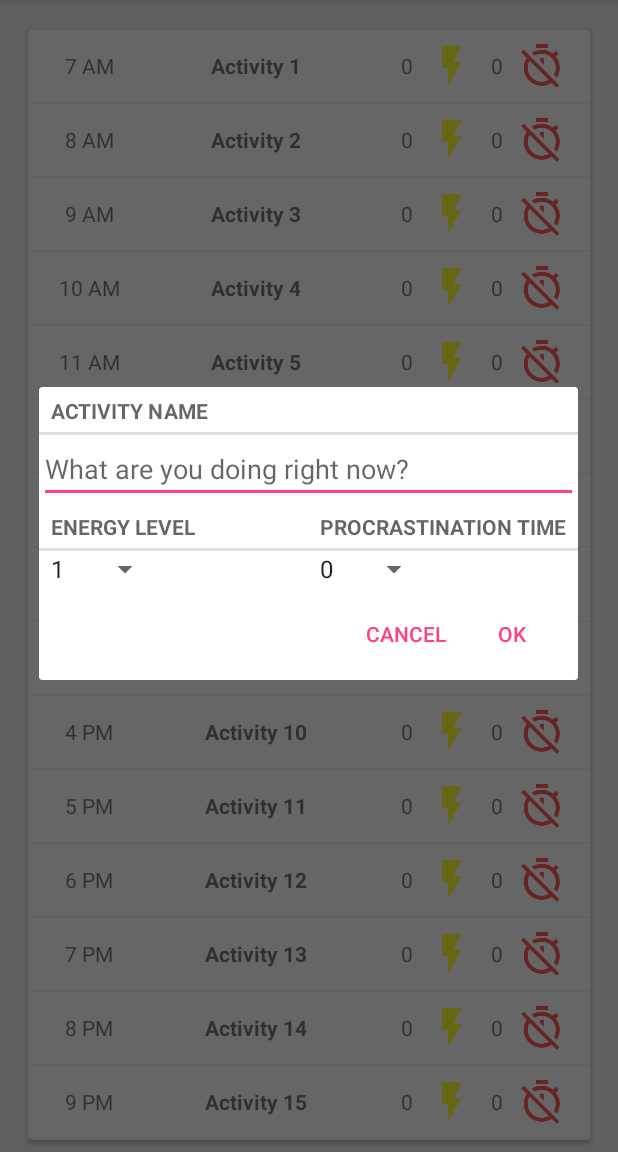
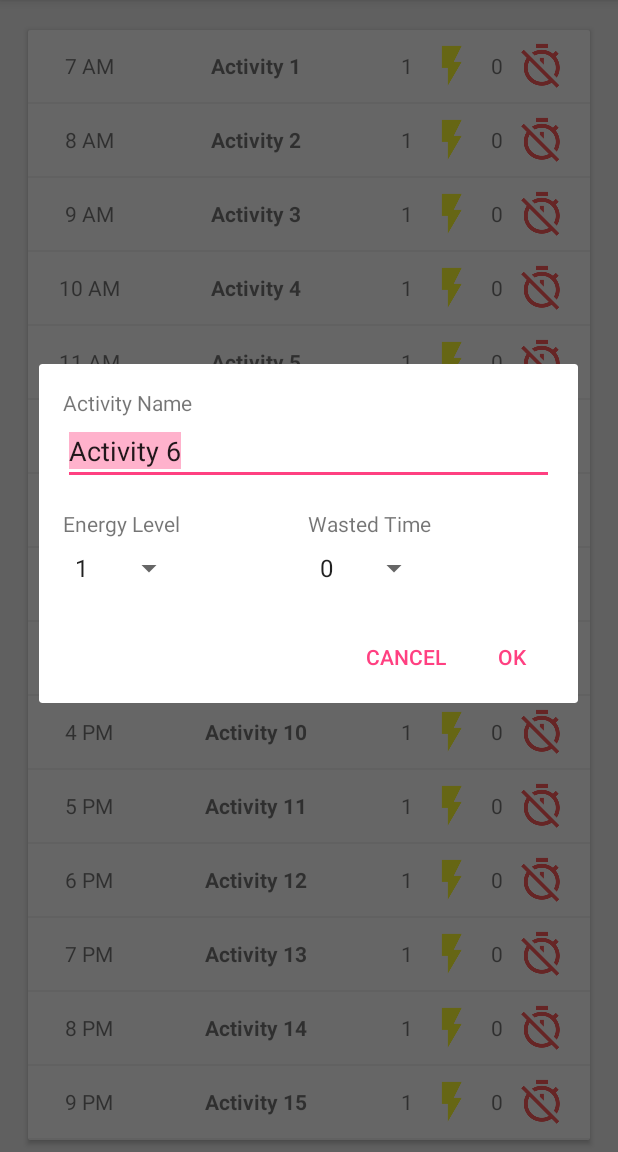
Before and after one commit to ohjoseph/PrimeTime, an Android app: the screen it shows after launch (MainActivity), after a tap on "12 PM", on a phone screen of 412 x 824 dp, the part 84-1236 px from its top. Run offline under Robolectric (Android 15) with nearby library versions, the phone set to English and light mode, and no system bars.

Commit message:
Add TimeSlot Database for current day

```diff
--- a/app/build.gradle
+++ b/app/build.gradle
@@ -29,7 +29,7 @@ dependencies {
     compile fileTree(include: ['*.jar'], dir: 'libs')
     compile 'com.android.support.constraint:constraint-layout:1.0.0-alpha1'
     compile 'com.android.support:support-v4:22.2.1'
-    compile 'com.android.support:recyclerview-v7:22.1.0'
+    compile 'com.android.support:recyclerview-v7:23.4.0'
     compile 'com.android.support:cardview-v7:22.2.1'
     compile 'com.android.support:appcompat-v7:22.2.1'
     testCompile 'junit:junit:4.12'
--- a/app/src/main/java/com/practice/android/primetime/TimeLab.java
+++ b/app/src/main/java/com/practice/android/primetime/TimeLab.java
@@ -4,6 +4,7 @@ import android.content.ContentValues;
 import android.content.Context;
 import android.database.Cursor;
 import android.database.sqlite.SQLiteDatabase;
+import android.preference.PreferenceManager;
 
 import com.practice.android.primetime.database.TimeBaseHelper;
 import com.practice.android.primetime.database.TimeCursorWrapper;
@@ -19,6 +20,7 @@ import java.util.UUID;
 
 public class TimeLab {
     private static TimeLab sTimeLab;
+    private static final String PREF_NEW_DAY = "newDay";
 
     private Context mContext;
     private SQLiteDatabase mDatabase;
@@ -28,7 +30,7 @@ public class TimeLab {
      *******/
     private TimeLab(Context context) {
         // Create Database
-        mContext = context;
+        mContext = context.getApplicationContext();
         mDatabase = new TimeBaseHelper(mContext).getWritableDatabase();
         makeHours();
     }
@@ -120,14 +122,25 @@ public class TimeLab {
     }
 
     private void makeHours() {
+        // Check if time slots already made for that day
+        boolean newDay = PreferenceManager.getDefaultSharedPreferences(mContext)
+                .getBoolean(PREF_NEW_DAY, true);
+        if (newDay) {
+            // Create time slots
             UUID dayId = TimeSlot.TODAY_ID;
             for (int i = 7; i <= 23; i++) {
-            TimeSlot ts = new TimeSlot(dayId, i, "Activity " + (i-6));
+                TimeSlot ts = new TimeSlot(dayId, i, "Activity " + (i - 6));
                 addTimeSlot(ts);
             }
             for (int i = 0; i < 7; i++) {
-            TimeSlot ts = new TimeSlot(dayId, i, "Activity " + (i+18));
+                TimeSlot ts = new TimeSlot(dayId, i, "Activity " + (i + 18));
                 addTimeSlot(ts);
+            }
+            // Set newDay false
+            PreferenceManager.getDefaultSharedPreferences(mContext)
+                    .edit()
+                    .putBoolean(PREF_NEW_DAY, false)
+                    .apply();
         }
     }
 
--- a/app/src/main/java/com/practice/android/primetime/TimeListFragment.java
+++ b/app/src/main/java/com/practice/android/primetime/TimeListFragment.java
@@ -1,6 +1,8 @@
 package com.practice.android.primetime;
 
+import android.app.Activity;
 import android.content.Context;
+import android.content.Intent;
 import android.net.Uri;
 import android.os.Bundle;
 import android.support.v4.app.Fragment;
@@ -21,6 +23,7 @@ public class TimeListFragment extends Fragment {
 
     private RecyclerView mRecyclerView;
     private TimeAdapter mAdapter;
+    private TimeSlot mLastTimeSlotClicked;
 
     public static TimeListFragment newInstance(String param1, String param2) {
         TimeListFragment fragment = new TimeListFragment();
@@ -50,6 +53,26 @@ public class TimeListFragment extends Fragment {
     }
 
     @Override
+    public void onActivityResult(int requestCode, int resultCode, Intent data) {
+        // Check for TimeSlotDialog
+        if (requestCode == REQUEST_TIME_SLOT && resultCode == Activity.RESULT_OK) {
+            if (data == null || mLastTimeSlotClicked == null) {
+                return;
+            }
+            // Update the clicked TimeSlot
+            String activity = data.getStringExtra(TimeSlotDialog.EXTRA_ACTIVITY);
+            int energy = data.getIntExtra(TimeSlotDialog.EXTRA_ENERGY, 1);
+            int procrast = data.getIntExtra(TimeSlotDialog.EXTRA_PROCRASTINATION, 0);
+            mLastTimeSlotClicked.setActivity(activity);
+            mLastTimeSlotClicked.setEnergy(energy);
+            mLastTimeSlotClicked.setProcrastinationTime(procrast);
+            // Save changes
+            TimeLab.get(getActivity()).updateTimeSlot(mLastTimeSlotClicked);
+            updateUI();
+        }
+    }
+
+    @Override
     public void onPause() {
         super.onPause();
     }
@@ -57,7 +80,6 @@ public class TimeListFragment extends Fragment {
     @Override
     public void onResume() {
         super.onResume();
-        updateUI();
     }
 
     /*******
@@ -96,6 +118,8 @@ public class TimeListFragment extends Fragment {
 
         @Override
         public void onClick(View view) {
+            // Save out last clicked
+            mLastTimeSlotClicked = mTimeSlot;
             // Open the TimeSlot dialog
             FragmentManager fm = getFragmentManager();
             TimeSlotDialog dialogFrag = TimeSlotDialog.newInstance(mTimeSlot);
@@ -135,7 +159,7 @@ public class TimeListFragment extends Fragment {
     }
 
     /********
-     * Helper Classes
+     * Helper Methods
      *********/
     private void updateUI() {
         List<TimeSlot> slots = TimeLab.get(getActivity()).getTimeSlots(TimeSlot.TODAY_ID);
--- a/app/src/main/java/com/practice/android/primetime/TimeSlot.java
+++ b/app/src/main/java/com/practice/android/primetime/TimeSlot.java
@@ -14,17 +14,17 @@ import java.util.UUID;
  */
 
 public class TimeSlot {
-    public static UUID TODAY_ID = UUID.randomUUID();
+    public static UUID TODAY_ID = UUID.fromString("fea7829a-3731-11e6-ac61-9e71128cae77");
 
     private UUID mDayId;
     private int mTime;
     private String mActivity;
-    private int mEnergy;
+    private int mEnergy = 1;
     private int mProcrastinationTime;
 
     public TimeSlot() {
         mDayId = TODAY_ID;
-        mActivity = "Sample Activity";
+        mActivity = "Sleep";
     }
 
     public TimeSlot(UUID dayId, int time) {
@@ -36,14 +36,6 @@ public class TimeSlot {
         mDayId = dayId;
         mTime = time;
         mActivity = activity;
-    }
-
-    public int getTime() {
-        return mTime;
-    }
-
-    public void setTime(int time) {
-        mTime = time;
     }
 
     public String getTimeString() {
@@ -74,6 +66,9 @@ public class TimeSlot {
     public UUID getDayId() {
         return mDayId;
     }
+    public int getTime() {
+        return mTime;
+    }
 
     public String getActivity() {
         return mActivity;
--- a/app/src/main/java/com/practice/android/primetime/TimeSlotDialog.java
+++ b/app/src/main/java/com/practice/android/primetime/TimeSlotDialog.java
@@ -3,6 +3,8 @@ package com.practice.android.primetime;
 import android.app.Activity;
 import android.app.Dialog;
 import android.content.Context;
+import android.content.DialogInterface;
+import android.content.Intent;
 import android.net.Uri;
 import android.os.Bundle;
 import android.support.v4.app.DialogFragment;
@@ -11,6 +13,9 @@ import android.support.v7.app.AlertDialog;
 import android.view.LayoutInflater;
 import android.view.View;
 import android.view.ViewGroup;
+import android.view.WindowManager;
+import android.view.inputmethod.InputMethodManager;
+import android.widget.AdapterView;
 import android.widget.ArrayAdapter;
 import android.widget.EditText;
 import android.widget.Spinner;
@@ -18,15 +23,20 @@ import android.widget.Spinner;
 import java.util.UUID;
 
 public class TimeSlotDialog extends DialogFragment {
-    private static final String ARG_DAY_ID = "arg_day_id";
-    private static final String ARG_TIME = "arg_time";
     private static final String ARG_ACTIVITY = "arg_activity";
     private static final String ARG_ENERGY = "arg_energy";
     private static final String ARG_PROCRASTINATION = "arg_procrastination";
 
+    public static final String EXTRA_ACTIVITY = "arg_activity";
+    public static final String EXTRA_ENERGY = "arg_energy";
+    public static final String EXTRA_PROCRASTINATION = "arg_procrastination";
+
     private EditText mActivityEditText;
     private Spinner mEnergySpinner;
     private Spinner mProcrastinationSpinner;
+
+    private int mEnergyInt;
+    private int mProcrastInt;
 
     public static TimeSlotDialog newInstance(TimeSlot slot) {
         // Create and return fragment with arguments
@@ -38,8 +48,6 @@ public class TimeSlotDialog extends DialogFragment {
 
     private static Bundle createArgs(TimeSlot slot) {
         Bundle args = new Bundle();
-        args.putSerializable(ARG_DAY_ID, slot.getDayId());
-        args.putInt(ARG_TIME, slot.getTime());
         args.putString(ARG_ACTIVITY, slot.getActivity());
         args.putInt(ARG_ENERGY, slot.getEnergy());
         args.putInt(ARG_PROCRASTINATION, slot.getProcrastinationTime());
@@ -51,8 +59,6 @@ public class TimeSlotDialog extends DialogFragment {
     public Dialog onCreateDialog(Bundle savedInstanceState) {
         // Get argument data
         Bundle args = getArguments();
-        UUID dayId = (UUID) args.getSerializable(ARG_DAY_ID);
-        int time = args.getInt(ARG_TIME);
         String activity = args.getString(ARG_ACTIVITY);
         int energy = args.getInt(ARG_ENERGY);
         int procrastination = args.getInt(ARG_PROCRASTINATION);
@@ -63,12 +69,38 @@ public class TimeSlotDialog extends DialogFragment {
         mEnergySpinner = (Spinner) v.findViewById(R.id.energy_spinner);
         mProcrastinationSpinner = (Spinner) v.findViewById(R.id.procrastination_spinner);
 
+        // Initialize EditText
+        if (!activity.equals(null)) {
+            mActivityEditText.setText(activity);
+        }
+        mActivityEditText.selectAll();
+        mActivityEditText.requestFocus();
+
         // Initialize energy spinner
         ArrayAdapter<CharSequence> energyAdapter = ArrayAdapter.createFromResource(
                 getActivity(), R.array.energy_level_array,
                 android.R.layout.simple_spinner_item);
         energyAdapter.setDropDownViewResource(android.R.layout.simple_spinner_dropdown_item);
         mEnergySpinner.setAdapter(energyAdapter);
+        mEnergySpinner.setOnItemSelectedListener(new AdapterView.OnItemSelectedListener() {
+            @Override
+            public void onItemSelected(AdapterView<?> adapterView, View view, int i, long l) {
+                // Saves selected item
+                String selected = (String) adapterView.getItemAtPosition(i);
+                mEnergyInt = Integer.parseInt(selected);
+            }
+
+            @Override
+            public void onNothingSelected(AdapterView<?> adapterView) {
+                // Do nothing
+            }
+        });
+        // Set the saved energy level
+        String energyString = Integer.toString(energy);
+        if (!energyString.equals(null)) {
+            int position = energyAdapter.getPosition(energyString);
+            mEnergySpinner.setSelection(position);
+        }
 
         // Initalize procrastination spinner
         ArrayAdapter<CharSequence> procrastAdapter = ArrayAdapter.createFromResource(
@@ -76,12 +108,72 @@ public class TimeSlotDialog extends DialogFragment {
                 android.R.layout.simple_spinner_item);
         procrastAdapter.setDropDownViewResource(android.R.layout.simple_spinner_dropdown_item);
         mProcrastinationSpinner.setAdapter(procrastAdapter);
+        mProcrastinationSpinner.setOnItemSelectedListener(new AdapterView.OnItemSelectedListener() {
+            @Override
+            public void onItemSelected(AdapterView<?> adapterView, View view, int i, long l) {
+                // Save out procrastination time
+                String selected = (String) adapterView.getItemAtPosition(i);
+                mProcrastInt = Integer.parseInt(selected);
+            }
+
+            @Override
+            public void onNothingSelected(AdapterView<?> adapterView) {
+                // Do nothing
+            }
+        });
+        // Set the saved procrastination time
+        String procrastString = Integer.toString(procrastination);
+        if (!procrastString.equals(null)) {
+            int position = procrastAdapter.getPosition(procrastString);
+            mProcrastinationSpinner.setSelection(position);
+        }
 
         // Return created dialog
         return new AlertDialog.Builder(getActivity())
                 .setView(v)
-                .setPositiveButton(android.R.string.ok, null)
-                .setNegativeButton(android.R.string.cancel, null)
+                .setPositiveButton(android.R.string.ok, new DialogInterface.OnClickListener() {
+                    @Override
+                    public void onClick(DialogInterface dialogInterface, int i) {
+                        String activity = mActivityEditText.getText().toString();
+                        setResult(activity, mEnergyInt, mProcrastInt);
+                        hideKeyboard();
+                    }
+                })
+                .setNegativeButton(android.R.string.cancel, new DialogInterface.OnClickListener() {
+                    @Override
+                    public void onClick(DialogInterface dialogInterface, int i) {
+                        hideKeyboard();
+                    }
+                })
                 .create();
     }
+
+    @Override
+    public void onResume() {
+        super.onResume();
+        // Show the soft keyboard
+        InputMethodManager imm = (InputMethodManager) getActivity()
+                .getSystemService(Context.INPUT_METHOD_SERVICE);
+        imm.toggleSoftInput(InputMethodManager.SHOW_FORCED, 0);
+    }
+
+    private void setResult(String activity, int energy, int procrastination) {
+        // Check for target fragment
+        if (getTargetFragment() == null) {
+            return;
+        }
+
+        // Send updated data back
+        Intent i = new Intent();
+        i.putExtra(EXTRA_ACTIVITY, activity);
+        i.putExtra(EXTRA_ENERGY, energy);
+        i.putExtra(EXTRA_PROCRASTINATION, procrastination);
+        getTargetFragment().onActivityResult(getTargetRequestCode(), Activity.RESULT_OK, i);
+    }
+
+    private void hideKeyboard() {
+        InputMethodManager imm = (InputMethodManager) getActivity()
+                .getSystemService(Context.INPUT_METHOD_SERVICE);
+        imm.hideSoftInputFromWindow(mActivityEditText.getWindowToken(), 0);
+    }
 }
--- /dev/null
+++ b/app/src/main/java/com/practice/android/primetime/database/DayLab.java
@@ -0,0 +1,25 @@
+package com.practice.android.primetime.database;
+
+import android.content.Context;
+
+/**
+ * Created by Joseph on 6/20/16.
+ */
+
+public class DayLab {
+    private static DayLab sDayLab;
+
+    private Context mContext;
+
+    public static DayLab get(Context context) {
+        if (sDayLab == null) {
+            sDayLab = new DayLab(context);
+        }
+
+        return sDayLab;
+    }
+
+    private DayLab(Context context) {
+        mContext = context.getApplicationContext();
+    }
+}
--- a/app/src/main/java/com/practice/android/primetime/database/TimeBaseHelper.java
+++ b/app/src/main/java/com/practice/android/primetime/database/TimeBaseHelper.java
@@ -4,6 +4,7 @@ import android.content.Context;
 import android.database.sqlite.SQLiteDatabase;
 import android.database.sqlite.SQLiteOpenHelper;
 
+import com.practice.android.primetime.database.TimeDbSchema.DayTable;
 import com.practice.android.primetime.database.TimeDbSchema.TimeTable;
 
 /**
@@ -20,6 +21,7 @@ public class TimeBaseHelper extends SQLiteOpenHelper {
 
     @Override
     public void onCreate(SQLiteDatabase sqLiteDatabase) {
+        // Create the database for timeslots
         sqLiteDatabase.execSQL("create table " + TimeTable.NAME + "(" +
                 " _id integer primary key autoincrement, " +
                 TimeTable.Cols.DAY_ID + ", " +
@@ -28,6 +30,12 @@ public class TimeBaseHelper extends SQLiteOpenHelper {
                 TimeTable.Cols.ENERGY + ", " +
                 TimeTable.Cols.PROCRASTINATION + ")"
         );
+
+        // Create the database for days
+        sqLiteDatabase.execSQL("create table " + DayTable.NAME + "(" +
+            " _id integer primary key autoincrement, " +
+                DayTable.Cols.DAY_ID + ")"
+        );
     }
 
     @Override
--- a/app/src/main/java/com/practice/android/primetime/database/TimeDbSchema.java
+++ b/app/src/main/java/com/practice/android/primetime/database/TimeDbSchema.java
@@ -16,4 +16,12 @@ public class TimeDbSchema {
             public static final String PROCRASTINATION = "procrastination";
         }
     }
+
+    public static final class DayTable {
+        public static final String NAME = "Days";
+
+        public static final class Cols {
+            public static final String DAY_ID = "id";
+        }
+    }
 }
--- /dev/null
+++ b/app/src/main/res/drawable/list_item_time_slot.xml
@@ -0,0 +1,6 @@
+<?xml version="1.0" encoding="utf-8"?>
+<selector xmlns:android="http://schemas.android.com/apk/res/android">
+    <item android:drawable="@drawable/list_item_time_slot_pressed"
+          android:state_pressed="true"/>
+    <item android:drawable="@drawable/list_item_time_slot_normal"/>
+</selector>
--- /dev/null
+++ b/app/src/main/res/drawable/list_item_time_slot_normal.xml
@@ -0,0 +1,10 @@
+<?xml version="1.0" encoding="utf-8"?>
+<selector xmlns:android="http://schemas.android.com/apk/res/android">
+    <item>
+        <shape
+            android:shape="rectangle">
+            <solid
+                android:color="@android:color/white"/>
+        </shape>
+    </item>
+</selector>
--- /dev/null
+++ b/app/src/main/res/drawable/list_item_time_slot_pressed.xml
@@ -0,0 +1,10 @@
+<?xml version="1.0" encoding="utf-8"?>
+<selector xmlns:android="http://schemas.android.com/apk/res/android">
+    <item>
+        <shape
+            android:shape="rectangle">
+            <solid
+                android:color="@color/translucent_gray"/>
+        </shape>
+    </item>
+</selector>
--- a/app/src/main/res/layout/dialog_time_slot.xml
+++ b/app/src/main/res/layout/dialog_time_slot.xml
@@ -1,41 +1,42 @@
 <LinearLayout xmlns:android="http://schemas.android.com/apk/res/android"
-             xmlns:tools="http://schemas.android.com/tools"
-             android:layout_width="match_parent"
-             android:layout_height="match_parent"
+              xmlns:tools="http://schemas.android.com/tools"
+              android:layout_width="match_parent"
+              android:layout_height="match_parent"
               android:orientation="vertical"
-             tools:context="com.practice.android.primetime.TimeSlotDialog">
+              android:padding="16dp"
+              tools:context="com.practice.android.primetime.TimeSlotDialog">
 
     <TextView
-        android:text="@string/activity_title"
-        style="?android:listSeparatorTextViewStyle"
         android:layout_width="match_parent"
-        android:layout_height="wrap_content"/>
+        android:layout_height="wrap_content"
+        android:text="@string/activity_title"/>
 
     <EditText
         android:id="@+id/dialog_activity_editText"
-        android:hint="@string/activity_hint"
         android:layout_width="match_parent"
-        android:layout_height="wrap_content"/>
+        android:layout_height="wrap_content"
+        android:hint="@string/activity_hint"/>
 
     <LinearLayout
-        android:orientation="horizontal"
         android:layout_width="match_parent"
-        android:layout_height="wrap_content">
+        android:layout_height="wrap_content"
+        android:layout_marginTop="16dp"
+        android:orientation="horizontal">
 
         <LinearLayout
             android:layout_width="0dp"
             android:layout_height="match_parent"
-            android:orientation="vertical"
-            android:layout_weight="1">
+            android:layout_weight="1"
+            android:orientation="vertical">
 
             <TextView
-                android:text="@string/energy_title"
-                style="?android:listSeparatorTextViewStyle"
                 android:layout_width="match_parent"
-                android:layout_height="wrap_content"/>
+                android:layout_height="wrap_content"
+                android:text="@string/energy_title"/>
 
             <Spinner
                 android:id="@+id/energy_spinner"
+                android:layout_marginTop="8dp"
                 android:layout_width="wrap_content"
                 android:layout_height="wrap_content"/>
 
@@ -44,17 +45,17 @@
         <LinearLayout
             android:layout_width="0dp"
             android:layout_height="match_parent"
-            android:orientation="vertical"
-            android:layout_weight="1">
+            android:layout_weight="1"
+            android:orientation="vertical">
 
             <TextView
-                android:text="@string/procrastination_title"
-                style="?android:listSeparatorTextViewStyle"
                 android:layout_width="match_parent"
-                android:layout_height="wrap_content"/>
+                android:layout_height="wrap_content"
+                android:text="@string/procrastination_title"/>
 
             <Spinner
                 android:id="@+id/procrastination_spinner"
+                android:layout_marginTop="8dp"
                 android:layout_width="wrap_content"
                 android:layout_height="wrap_content"/>
 
--- a/app/src/main/res/layout/list_item_time_slot.xml
+++ b/app/src/main/res/layout/list_item_time_slot.xml
@@ -3,6 +3,7 @@
     xmlns:android="http://schemas.android.com/apk/res/android"
     xmlns:tools="http://schemas.android.com/tools"
     android:orientation="vertical"
+    android:background="@drawable/list_item_time_slot"
     android:layout_width="match_parent"
     android:layout_height="wrap_content">
 
--- a/app/src/main/res/values/strings.xml
+++ b/app/src/main/res/values/strings.xml
@@ -3,7 +3,7 @@
 
     <string name="activity_title">Activity Name</string>
     <string name="energy_title">Energy Level</string>
-    <string name="procrastination_title">Procrastination Time</string>
+    <string name="procrastination_title">Wasted Time</string>
     <string name="activity_hint">What are you doing right now?</string>
 
     <string-array name="energy_level_array">
```
Lines whose indentation alone changed are shown as unchanged.
